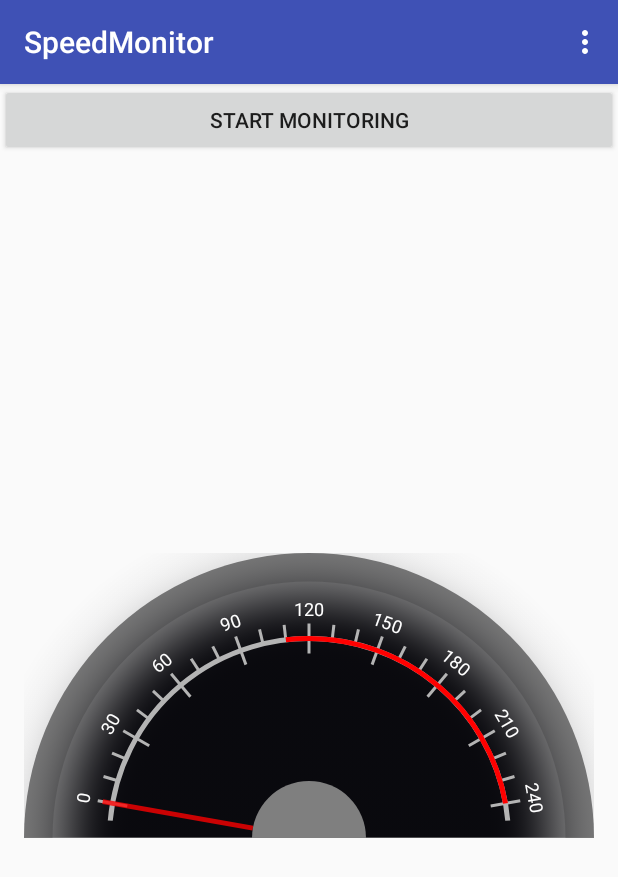
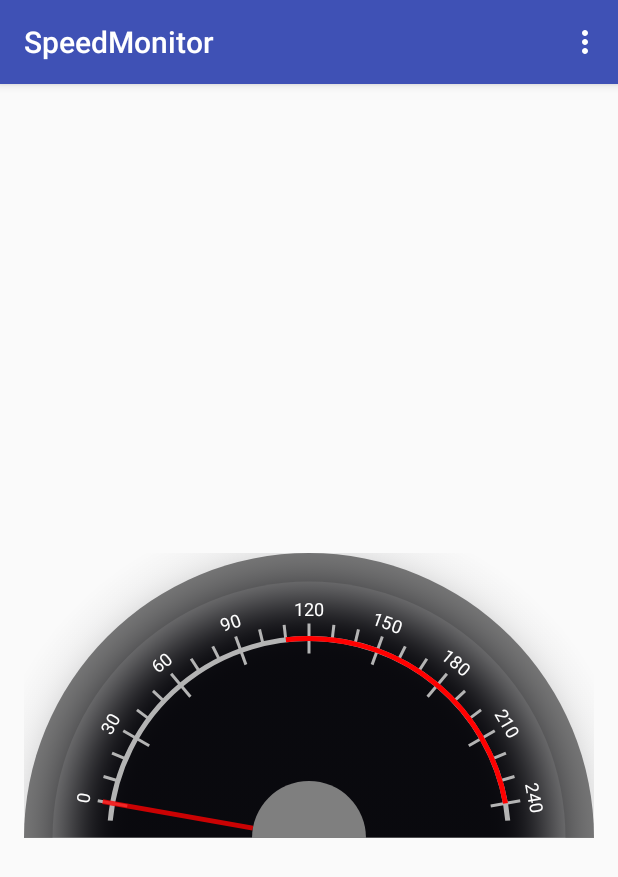
Before and after one commit to yazeed44/SpeedMonitor, an Android app: the screen it shows after launch (UserActivity), on a phone screen of 412 x 824 dp. Shown: the top 877 px of the screen. Run offline under Robolectric (Android 15) with nearby library versions, the phone set to English and light mode, and no system bars; libraries missing offline, so code that uses them is left out: com.afollestad.materialdialogs, com.kristijandraca.backgroundmaillibrary, de.greenrobot.event, io.realm; 2 statements that could not run were skipped.

Commit message:
Used a menu item instead of button.

```diff
--- a/app/src/main/java/net/yazeed44/speedmonitor/services/MonitorService.java
+++ b/app/src/main/java/net/yazeed44/speedmonitor/services/MonitorService.java
@@ -34,7 +34,7 @@ public class MonitorService extends Service implements LocationListener {
 
     private LocationManager mLocationManager;
 
-    private  Report mReport;
+    private Report mReport = new Report();
 
     public static final ToneGenerator BEEP_GENERATOR = new ToneGenerator(AudioManager.STREAM_NOTIFICATION,ToneGenerator.MAX_VOLUME);
 
@@ -73,10 +73,6 @@ public class MonitorService extends Service implements LocationListener {
     @Override
     public void onLocationChanged(final Location location) {
         final int speed = (int) Math.round(convertMetersToKmPerHour(location.getSpeed()));
-
-        if (mReport == null){
-            mReport = new Report();
-        }
 
         Log.d(TAG, location.toString());
 
--- a/app/src/main/java/net/yazeed44/speedmonitor/ui/SpeedGaugeFragment.java
+++ b/app/src/main/java/net/yazeed44/speedmonitor/ui/SpeedGaugeFragment.java
@@ -59,8 +59,6 @@ public class SpeedGaugeFragment extends Fragment {
         super.onPause();
     }
 
-
-
     public void onEvent(final Events.NewSpeedCapturedEvent event){
 
         mSpeedView.setSpeed(event.speed,true);
--- a/app/src/main/res/layout/activity_main.xml
+++ b/app/src/main/res/layout/activity_main.xml
@@ -8,12 +8,10 @@
     tools:context=".MainActivity">
 
 
-        <Button
-            android:layout_width="match_parent"
-            android:layout_height="wrap_content"
-            android:text="@string/btn_start_monitoring"
-            android:onClick="onClickStartMonitoring"
-            />
+    <android.support.design.widget.TabLayout
+        android:layout_width="match_parent"
+        android:layout_height="wrap_content"
+        />
 
         <FrameLayout
             android:id="@+id/fragment_container"
--- a/app/src/main/res/menu/start_monitoring.xml
+++ b/app/src/main/res/menu/start_monitoring.xml
@@ -1,4 +1,8 @@
 <?xml version="1.0" encoding="utf-8"?>
 <menu xmlns:android="http://schemas.android.com/apk/res/android">
 
+    <item
+        android:id="@+id/action_start_monitoring"
+        android:title="@string/action_start_monitoring"
+        />
 </menu>
--- a/app/src/main/res/values/strings.xml
+++ b/app/src/main/res/values/strings.xml
@@ -3,7 +3,7 @@
     <string name="action_settings">Settings</string>
     <string name="action_add_monitor_email">Add monitor email</string>
     <string name="content_ask_monitor_email">Enter monitor email address</string>
-    <string name="btn_start_monitoring">Start monitoring</string>
-    <string name="btn_send_report">Send report</string>
+    <string name="action_start_monitoring">Start monitoring</string>
+    <string name="action_send_report">Send report</string>
     <string name="toast_monitoring_started">Monitoring started in background. Click on send report button when finished.</string>
 </resources>
```
Also changed, not shown: app/src/main/java/net/yazeed44/speedmonitor/ui/UserActivity.java (+9 -5 lines).
